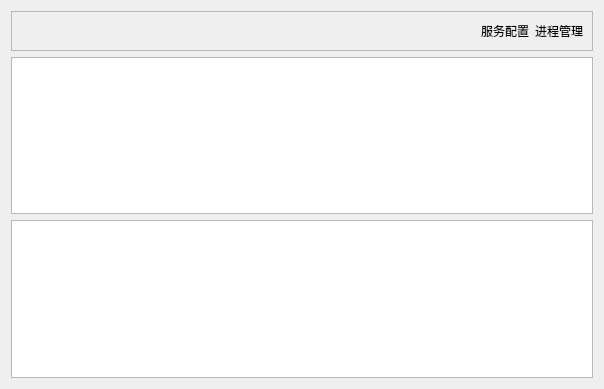
Before: the Qt Designer form mainwidget.ui in YongGuangLi/DeviceManage, drawn with Qt 5.
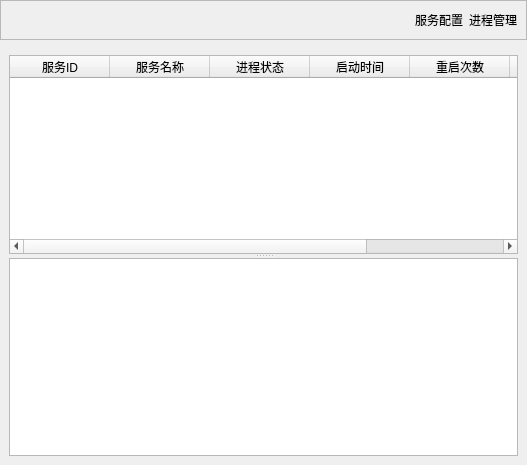
After: the same form once the commit is applied.

What changed in the file:
```diff
--- a/mainwidget.ui
+++ b/mainwidget.ui
@@ -6,8 +6,8 @@
    <rect>
     <x>0</x>
     <y>0</y>
-    <width>604</width>
-    <height>389</height>
+    <width>527</width>
+    <height>465</height>
    </rect>
   </property>
   <property name="windowTitle">
@@ -16,7 +16,10 @@
   <property name="styleSheet">
    <string notr="true"/>
   </property>
-  <layout class="QGridLayout" name="gridLayout_2" rowstretch="1,12">
+  <layout class="QGridLayout" name="gridLayout_4" rowstretch="1,12">
+   <property name="margin">
+    <number>0</number>
+   </property>
    <item row="0" column="0">
     <widget class="QFrame" name="frame">
      <property name="sizePolicy">
@@ -96,15 +99,57 @@
       </layout>
      </widget>
      <widget class="QWidget" name="page_2">
-      <layout class="QGridLayout" name="gridLayout_4">
-       <property name="margin">
-        <number>0</number>
-       </property>
+      <layout class="QGridLayout" name="gridLayout_2">
        <item row="0" column="0">
-        <widget class="QTableWidget" name="tableWidget"/>
-       </item>
-       <item row="1" column="0">
-        <widget class="QTextBrowser" name="textBrowser"/>
+        <widget class="QSplitter" name="splitter">
+         <property name="orientation">
+          <enum>Qt::Vertical</enum>
+         </property>
+         <widget class="QTableWidget" name="tableWidget">
+          <attribute name="horizontalHeaderVisible">
+           <bool>true</bool>
+          </attribute>
+          <attribute name="verticalHeaderVisible">
+           <bool>true</bool>
+          </attribute>
+          <column>
+           <property name="text">
+            <string>服务ID</string>
+           </property>
+          </column>
+          <column>
+           <property name="text">
+            <string>服务名称</string>
+           </property>
+          </column>
+          <column>
+           <property name="text">
+            <string>进程状态</string>
+           </property>
+          </column>
+          <column>
+           <property name="text">
+            <string>启动时间</string>
+           </property>
+          </column>
+          <column>
+           <property name="text">
+            <string>重启次数</string>
+           </property>
+          </column>
+          <column>
+           <property name="text">
+            <string>异常次数</string>
+           </property>
+          </column>
+          <column>
+           <property name="text">
+            <string>心跳时间</string>
+           </property>
+          </column>
+         </widget>
+         <widget class="QTextBrowser" name="textBrowser"/>
+        </widget>
        </item>
       </layout>
      </widget>
```
